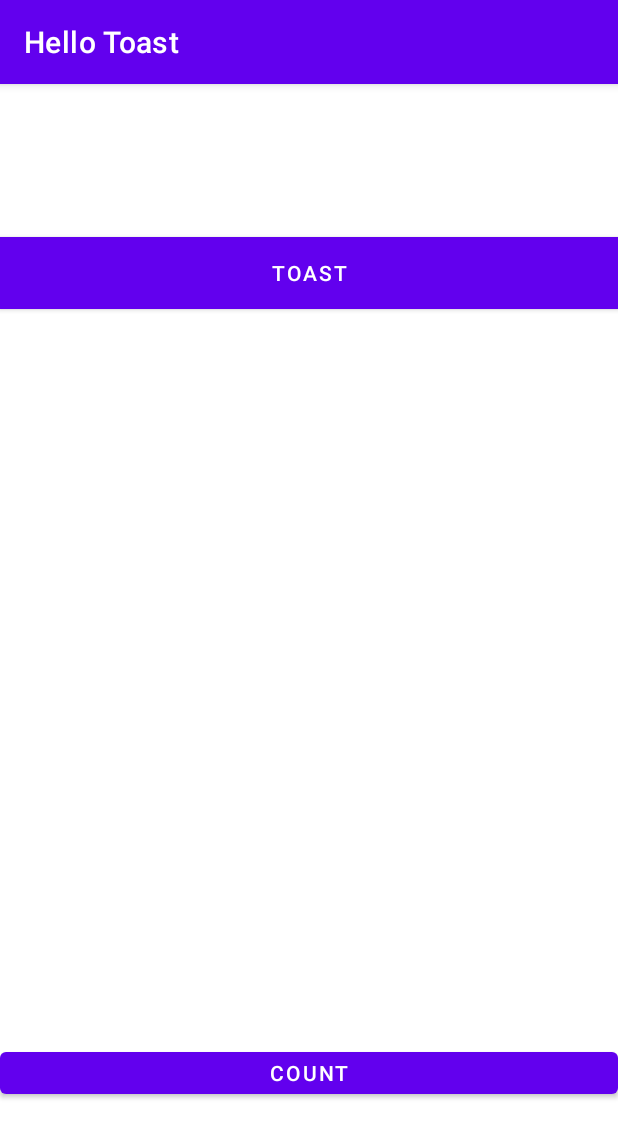
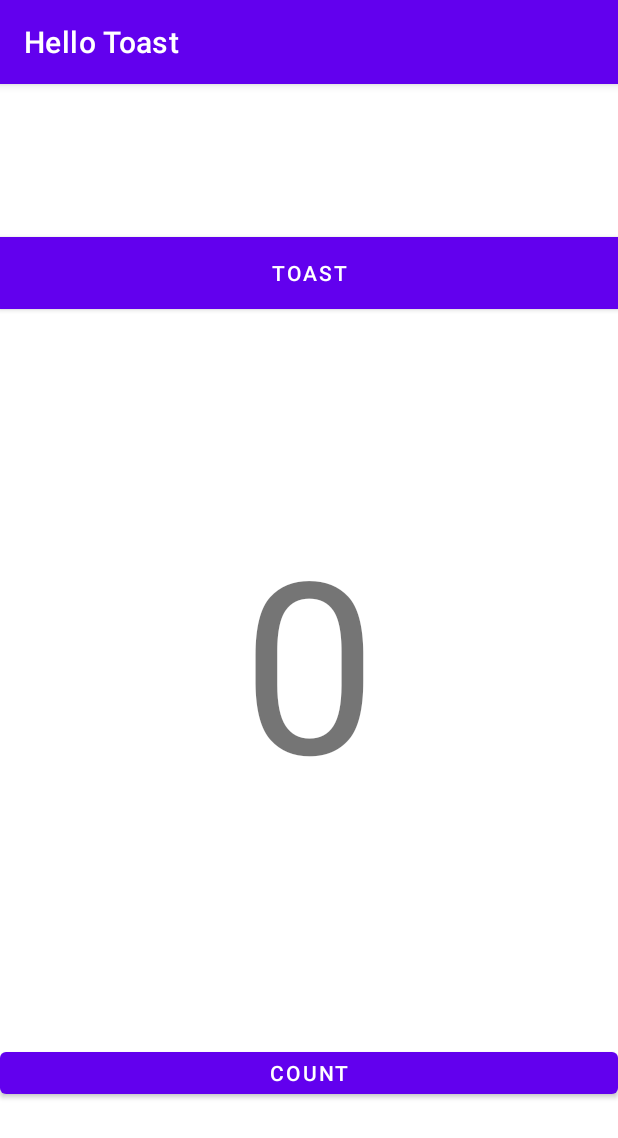
Before and after one commit to uniquemozilla22/Hello_toast_DMA, an Android app: the screen it shows after launch (MainActivity), on a phone screen of 412 x 824 dp. Shown: the top 1138 px of the screen. Run offline under Robolectric (Android 15) with nearby library versions, the phone set to English and light mode, and no system bars.

Commit message:
task four completed

```diff
--- a/app/src/main/res/layout/activity_main.xml
+++ b/app/src/main/res/layout/activity_main.xml
@@ -21,6 +21,18 @@
         app:layout_constraintVertical_bias="0.142" />
 
 
+    <TextView
+        android:id="@+id/show_counts"
+        android:layout_width="wrap_content"
+        android:layout_height="wrap_content"
+        android:textSize="160sp"
+        android:text="0"
+        android:textAlignment="center"
+        app:layout_constraintBottom_toBottomOf="parent"
+        app:layout_constraintEnd_toEndOf="parent"
+        app:layout_constraintStart_toStartOf="parent"
+        app:layout_constraintTop_toTopOf="parent" />
+
     <Button
         android:id="@+id/button_count"
         android:layout_width="match_parent"
```
